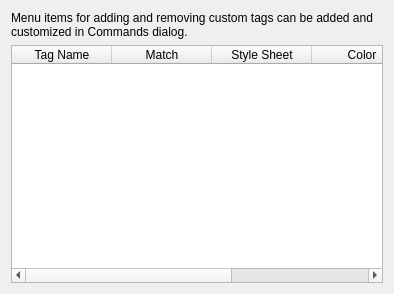
Above: plugins/itemtags/itemtagssettings.ui from hluk/CopyQ before the change. Below: the same form after it.
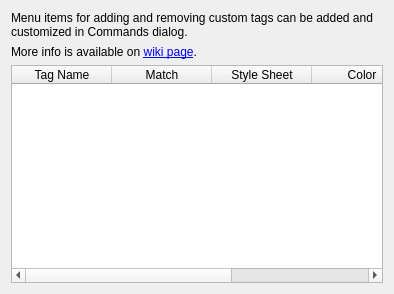
That is the form after the change.

Commit message: itemtags: Add link to wiki

Patch:
```diff
--- a/plugins/itemtags/itemtagssettings.ui
+++ b/plugins/itemtags/itemtagssettings.ui
@@ -21,6 +21,16 @@
      </property>
     </widget>
    </item>
+   <item>
+    <widget class="QLabel" name="label_2">
+     <property name="text">
+      <string>More info is available on &lt;a href=&quot;https://github.com/hluk/CopyQ/wiki/Tags&quot;&gt;wiki page&lt;/a&gt;.</string>
+     </property>
+     <property name="openExternalLinks">
+      <bool>true</bool>
+     </property>
+    </widget>
+   </item>
    <item>
     <widget class="QTableWidget" name="tableWidget">
      <column>
```
